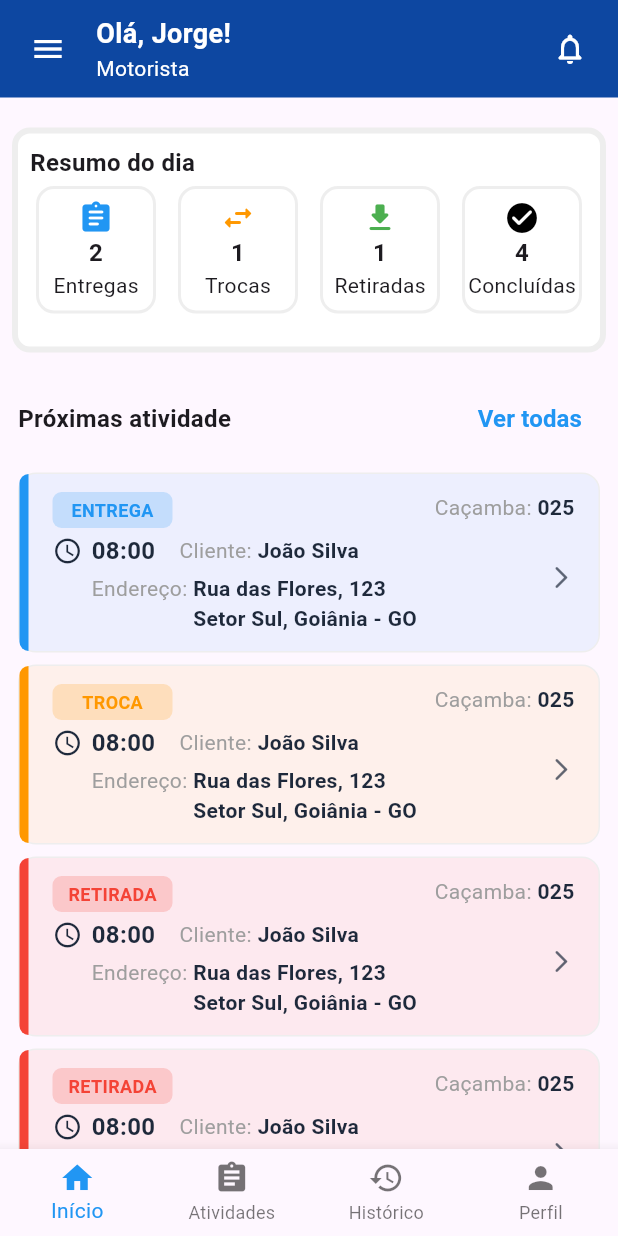
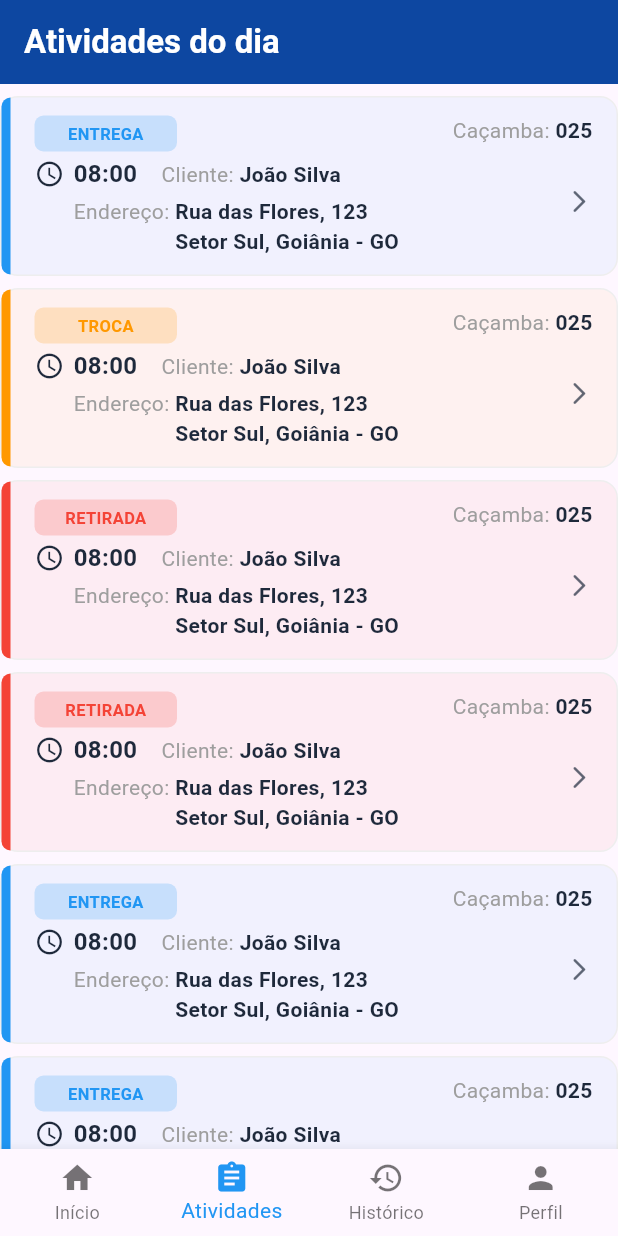
Before and after one commit to GuilhermeSilva7x/Sistema-de-gerenciamento-de-loca-o-de-ca-ambas, a Flutter app: the screen it shows after launch, after a tap on "Ver todas", on a phone screen of 412 x 824 dp. Run offline on Flutter 3.47's test engine with Material 3 defaults, Android fonts, the phone set to English and light mode, and no system bars.

Commit message:
tela para mostrar todas as atividade do dia feita e card de concluido feito

```diff
--- a/app_motorista/lib/paginas_principais/homepage.dart
+++ b/app_motorista/lib/paginas_principais/homepage.dart
@@ -22,7 +22,7 @@ class Homepage extends StatelessWidget {
           ),
         ),
       ),
-      bottomNavigationBar: Paginadenavegacao(),
+      bottomNavigationBar: Paginadenavegacao(index: 0),
     );
   }
 }
--- /dev/null
+++ b/app_motorista/lib/paginas_principais/paginaAtividades.dart
@@ -0,0 +1,49 @@
+import 'package:app_motorista/subpastas_homepage/atividades.dart';
+import 'package:app_motorista/subpastas_homepage/cardsAtividades.dart';
+import 'package:app_motorista/subpastas_homepage/paginaDeNavegacao.dart';
+import 'package:flutter/material.dart';
+
+class Paginaatividades extends StatelessWidget {
+  const Paginaatividades({super.key});
+
+  @override
+  Widget build(BuildContext context) {
+    return Scaffold(
+      appBar: AppBar(
+        backgroundColor: Colors.blue[900],
+        title: Text(
+          "Atividades do dia",
+          style: TextStyle(color: Colors.white, fontWeight: FontWeight.bold),
+        ),
+        automaticallyImplyLeading: false,
+      ),
+      body: SingleChildScrollView(
+        child: Column(
+          children: [
+            SizedBox(height: 8),
+            CardsAtividades(atividade: "ENTREGA", cor: Colors.blue),
+            SizedBox(height: 8),
+            CardsAtividades(atividade: "TROCA", cor: Colors.orange),
+            SizedBox(height: 8),
+            CardsAtividades(atividade: "RETIRADA", cor: Colors.red),
+            SizedBox(height: 8),
+            CardsAtividades(atividade: "RETIRADA", cor: Colors.red),
+            SizedBox(height: 8),
+            CardsAtividades(atividade: "ENTREGA", cor: Colors.blue),
+            SizedBox(height: 8),
+            CardsAtividades(atividade: "ENTREGA", cor: Colors.blue),
+            SizedBox(height: 8),
+            CardsAtividades(atividade: "TROCA", cor: Colors.orange),
+            SizedBox(height: 8),
+            CardsAtividades(atividade: "RETIRADA", cor: Colors.red),
+            SizedBox(height: 8),
+            CardsAtividades(atividade: "RETIRADA", cor: Colors.red),
+            SizedBox(height: 8),
+            CardsAtividades(atividade: "ENTREGA", cor: Colors.blue),
+          ],
+        ),
+      ),
+      bottomNavigationBar: Paginadenavegacao(index: 1),
+    );
+  }
+}
--- a/app_motorista/lib/subpastas_homepage/atividades.dart
+++ b/app_motorista/lib/subpastas_homepage/atividades.dart
@@ -1,4 +1,5 @@
-import 'package:app_motorista/paginas_principais/detalhesAtividade.dart';
+import 'package:app_motorista/paginas_principais/paginaAtividades.dart';
+import 'package:app_motorista/subpastas_homepage/cardsAtividades.dart';
 import 'package:flutter/material.dart';
 
 class Atividades extends StatelessWidget {
@@ -21,7 +22,14 @@ class Atividades extends StatelessWidget {
                     style: TextStyle(fontWeight: FontWeight.bold, fontSize: 16),
                   ),
                   TextButton(
-                    onPressed: () {},
+                    onPressed: () {
+                      Navigator.push(
+                        context,
+                        MaterialPageRoute(
+                          builder: (context) => Paginaatividades(),
+                        ),
+                      );
+                    },
                     child: Text(
                       "Ver todas",
                       style: TextStyle(
@@ -34,7 +42,11 @@ class Atividades extends StatelessWidget {
                 ],
               ),
               SizedBox(height: 12),
-              CardsAtividades(atividade: "ENTREGA", cor: Colors.blue),
+              CardsAtividades(
+                atividade: "ENTREGA",
+                cor: Colors.blue,
+                concluido: true,
+              ),
               SizedBox(height: 8),
               CardsAtividades(atividade: "TROCA", cor: Colors.orange),
               SizedBox(height: 8),
@@ -45,166 +57,6 @@ class Atividades extends StatelessWidget {
               CardsAtividades(atividade: "ENTREGA", cor: Colors.blue),
             ],
           ),
-        ),
-      ),
-    );
-  }
-}
-
-class CardsAtividades extends StatelessWidget {
-  final Color cor;
-  final String atividade;
-
-  const CardsAtividades({
-    super.key,
-    required this.cor,
-    required this.atividade,
-  });
-
-  @override
-  Widget build(BuildContext context) {
-    return GestureDetector(
-      onTap: () {
-        Navigator.push(
-          context,
-          MaterialPageRoute(
-            builder: (context) =>
-                Detalhesatividade(cor: cor, atividade: atividade),
-          ),
-        );
-      },
-      child: Container(
-        width: double.infinity,
-        height: 120,
-        decoration: BoxDecoration(
-          color: cor.withOpacity(0.08),
-          borderRadius: BorderRadius.circular(12),
-          border: Border.all(color: Colors.grey[200]!, width: 1),
-        ),
-        child: Row(
-          children: [
-            Container(
-              width: 6,
-              height: double.infinity,
-              decoration: BoxDecoration(
-                color: cor,
-                borderRadius: BorderRadius.only(
-                  topLeft: Radius.circular(12),
-                  bottomLeft: Radius.circular(12),
-                ),
-              ),
-            ),
-            const SizedBox(width: 16),
-            Expanded(
-              child: Padding(
-                padding: const EdgeInsets.symmetric(vertical: 12.0),
-                child: Column(
-                  crossAxisAlignment: CrossAxisAlignment.start,
-                  mainAxisAlignment: MainAxisAlignment.spaceBetween,
-                  children: [
-                    OrdemDeServico(atividade: atividade, cor: cor),
-                    Row(
-                      children: [
-                        const Icon(
-                          Icons.watch_later_outlined,
-                          size: 20,
-                          color: Color(0xFF1E293B),
-                        ),
-                        const SizedBox(width: 6),
-                        const Text(
-                          "08:00",
-                          style: TextStyle(
-                            fontWeight: FontWeight.bold,
-                            fontSize: 16,
-                            color: Color(0xFF1E293B),
-                          ),
-                        ),
-                        const SizedBox(width: 16),
-                        const Text(
-                          "Cliente: ",
-                          style: TextStyle(color: Colors.grey),
-                        ),
-                        const Expanded(
-                          child: Text(
-                            "João Silva",
-                            style: TextStyle(
-                              fontWeight: FontWeight.bold,
-                              color: Color(0xFF1E293B),
-                            ),
-                            overflow: TextOverflow.ellipsis,
-                          ),
-                        ),
-                      ],
-                    ),
-                    Row(
-                      crossAxisAlignment: CrossAxisAlignment.start,
-                      children: [
-                        const SizedBox(width: 26),
-                        const Text(
-                          "Endereço: ",
-                          style: TextStyle(color: Colors.grey),
-                        ),
-                        const Expanded(
-                          child: Column(
-                            crossAxisAlignment: CrossAxisAlignment.start,
-                            children: [
-                              Text(
-                                "Rua das Flores, 123",
-                                style: TextStyle(
-                                  fontWeight: FontWeight.bold,
-                                  color: Color(0xFF1E293B),
-                                ),
-                              ),
-                              Text(
-                                "Setor Sul, Goiânia - GO",
-                                style: TextStyle(
-                                  fontWeight: FontWeight.bold,
-                                  color: Color(0xFF1E293B),
-                                ),
-                              ),
-                            ],
-                          ),
-                        ),
-                      ],
-                    ),
-                  ],
-                ),
-              ),
-            ),
-            Padding(
-              padding: const EdgeInsets.only(
-                right: 16.0,
-                top: 12.0,
-                bottom: 12.0,
-              ),
-              child: Column(
-                crossAxisAlignment: CrossAxisAlignment.end,
-                mainAxisAlignment: MainAxisAlignment.spaceBetween,
-                children: [
-                  const Row(
-                    mainAxisSize: MainAxisSize.min,
-                    children: [
-                      Text("Caçamba: ", style: TextStyle(color: Colors.grey)),
-                      Text(
-                        "025",
-                        style: TextStyle(
-                          fontWeight: FontWeight.bold,
-                          color: Color(0xFF1E293B),
-                        ),
-                      ),
-                    ],
-                  ),
-                  const Spacer(),
-                  Icon(
-                    Icons.arrow_forward_ios_rounded,
-                    color: const Color(0xFF1E293B).withOpacity(0.7),
-                    size: 18,
-                  ),
-                  const Spacer(),
-                ],
-              ),
-            ),
-          ],
         ),
       ),
     );
--- /dev/null
+++ b/app_motorista/lib/subpastas_homepage/cardsAtividades.dart
@@ -0,0 +1,205 @@
+import 'package:app_motorista/paginas_principais/detalhesAtividade.dart';
+import 'package:flutter/material.dart';
+
+class CardsAtividades extends StatefulWidget {
+  final bool concluido;
+  final Color cor;
+  final String atividade;
+
+  const CardsAtividades({
+    super.key,
+    required this.cor,
+    required this.atividade,
+    this.concluido = false,
+  });
+
+  @override
+  State<CardsAtividades> createState() => _CardsAtividadesState();
+}
+
+class _CardsAtividadesState extends State<CardsAtividades> {
+  @override
+  Widget build(BuildContext context) {
+    final bool estaConcluido = widget.concluido;
+
+    final Color corPrincipal = estaConcluido ? Colors.green : widget.cor;
+    final String textoAtividade = estaConcluido
+        ? "CONCLUÍDA"
+        : widget.atividade;
+
+    final Color corDoTextoDados = estaConcluido
+        ? Colors.grey[600]!
+        : const Color(0xFF1E293B);
+
+    return GestureDetector(
+      onTap: () {
+        Navigator.push(
+          context,
+          MaterialPageRoute(
+            builder: (context) =>
+                Detalhesatividade(cor: corPrincipal, atividade: textoAtividade),
+          ),
+        );
+      },
+      child: Container(
+        width: double.infinity,
+        height: 120,
+        decoration: BoxDecoration(
+          color: corPrincipal.withOpacity(0.06),
+          borderRadius: BorderRadius.circular(12),
+          border: Border.all(color: Colors.grey[200]!, width: 1),
+        ),
+        child: Row(
+          children: [
+            Container(
+              width: 6,
+              height: double.infinity,
+              decoration: BoxDecoration(
+                color: corPrincipal,
+                borderRadius: const BorderRadius.only(
+                  topLeft: Radius.circular(12),
+                  bottomLeft: Radius.circular(12),
+                ),
+              ),
+            ),
+            const SizedBox(width: 16),
+            Expanded(
+              child: Padding(
+                padding: const EdgeInsets.symmetric(vertical: 12.0),
+                child: Column(
+                  crossAxisAlignment: CrossAxisAlignment.start,
+                  mainAxisAlignment: MainAxisAlignment.spaceBetween,
+                  children: [
+                    Container(
+                      alignment: Alignment.center,
+                      height: 24,
+                      width: 95,
+                      decoration: BoxDecoration(
+                        color: corPrincipal.withOpacity(0.2),
+                        borderRadius: BorderRadius.circular(6),
+                      ),
+                      child: Text(
+                        textoAtividade,
+                        style: TextStyle(
+                          color: corPrincipal,
+                          fontWeight: FontWeight.bold,
+                          fontSize: 11,
+                        ),
+                      ),
+                    ),
+                    Row(
+                      children: [
+                        Icon(
+                          Icons.watch_later_outlined,
+                          size: 20,
+                          color: corDoTextoDados,
+                        ),
+                        const SizedBox(width: 6),
+                        Text(
+                          "08:00",
+                          style: TextStyle(
+                            fontWeight: FontWeight.bold,
+                            fontSize: 16,
+                            color: corDoTextoDados,
+                          ),
+                        ),
+                        const SizedBox(width: 16),
+                        const Text(
+                          "Cliente: ",
+                          style: TextStyle(color: Colors.grey),
+                        ),
+                        Expanded(
+                          child: Text(
+                            "João Silva",
+                            style: TextStyle(
+                              fontWeight: FontWeight.bold,
+                              color: corDoTextoDados,
+                            ),
+                            overflow: TextOverflow.ellipsis,
+                          ),
+                        ),
+                      ],
+                    ),
+                    Row(
+                      crossAxisAlignment: CrossAxisAlignment.start,
+                      children: [
+                        const SizedBox(width: 26),
+                        const Text(
+                          "Endereço: ",
+                          style: TextStyle(color: Colors.grey),
+                        ),
+                        Expanded(
+                          child: Column(
+                            crossAxisAlignment: CrossAxisAlignment.start,
+                            children: [
+                              Text(
+                                "Rua das Flores, 123",
+                                style: TextStyle(
+                                  fontWeight: FontWeight.bold,
+                                  color: corDoTextoDados,
+                                ),
+                              ),
+                              Text(
+                                "Setor Sul, Goiânia - GO",
+                                style: TextStyle(
+                                  fontWeight: FontWeight.bold,
+                                  color: corDoTextoDados,
+                                ),
+                              ),
+                            ],
+                          ),
+                        ),
+                      ],
+                    ),
+                  ],
+                ),
+              ),
+            ),
+            Padding(
+              padding: const EdgeInsets.only(
+                right: 16.0,
+                top: 12.0,
+                bottom: 12.0,
+              ),
+              child: Column(
+                crossAxisAlignment: CrossAxisAlignment.end,
+                mainAxisAlignment: MainAxisAlignment.spaceBetween,
+                children: [
+                  Row(
+                    mainAxisSize: MainAxisSize.min,
+                    children: [
+                      const Text(
+                        "Caçamba: ",
+                        style: TextStyle(color: Colors.grey),
+                      ),
+                      Text(
+                        "025",
+                        style: TextStyle(
+                          fontWeight: FontWeight.bold,
+                          color: corDoTextoDados,
+                        ),
+                      ),
+                    ],
+                  ),
+                  const Spacer(),
+                  estaConcluido
+                      ? const Icon(
+                          Icons.check_circle_rounded,
+                          color: Colors.green,
+                          size: 28,
+                        )
+                      : Icon(
+                          Icons.arrow_forward_ios_rounded,
+                          color: const Color(0xFF1E293B).withOpacity(0.7),
+                          size: 18,
+                        ),
+                  const Spacer(),
+                ],
+              ),
+            ),
+          ],
+        ),
+      ),
+    );
+  }
+}
--- a/app_motorista/lib/subpastas_homepage/paginaDeNavegacao.dart
+++ b/app_motorista/lib/subpastas_homepage/paginaDeNavegacao.dart
@@ -1,13 +1,33 @@
+import 'package:app_motorista/paginas_principais/paginaAtividades.dart';
+import 'package:app_motorista/paginas_principais/homepage.dart';
 import 'package:flutter/material.dart';
 
 class Paginadenavegacao extends StatelessWidget {
-  const Paginadenavegacao({super.key});
+  final int index;
+  const Paginadenavegacao({super.key, required this.index});
 
   @override
   Widget build(BuildContext context) {
     return BottomNavigationBar(
+      currentIndex: index,
       selectedItemColor: Colors.blue,
       type: BottomNavigationBarType.fixed,
+      onTap: (value) {
+        if (value != index) {
+          if (value == 0) {
+            Navigator.push(
+              context,
+              MaterialPageRoute(builder: (context) => Homepage()),
+            );
+          } else if (value == 1) {
+            Navigator.push(
+              context,
+              MaterialPageRoute(builder: (context) => Paginaatividades()),
+            );
+          } else if (value == 2) {
+          } else {}
+        }
+      },
       items: const [
         BottomNavigationBarItem(icon: Icon(Icons.home), label: "Início"),
         BottomNavigationBarItem(
```
